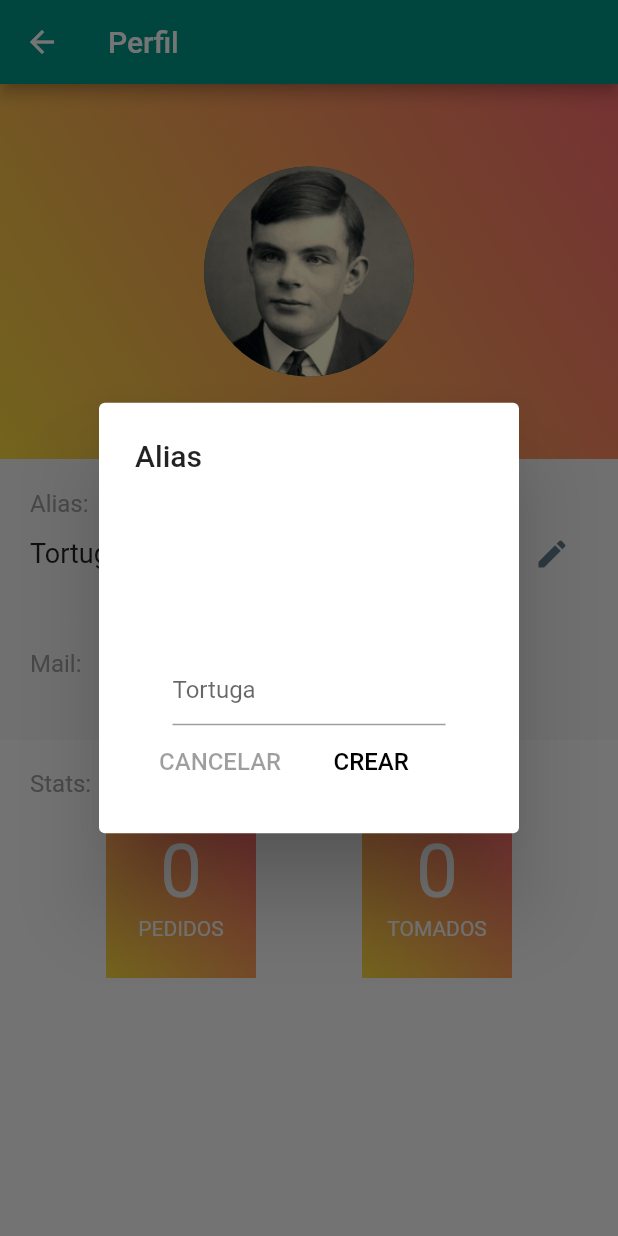
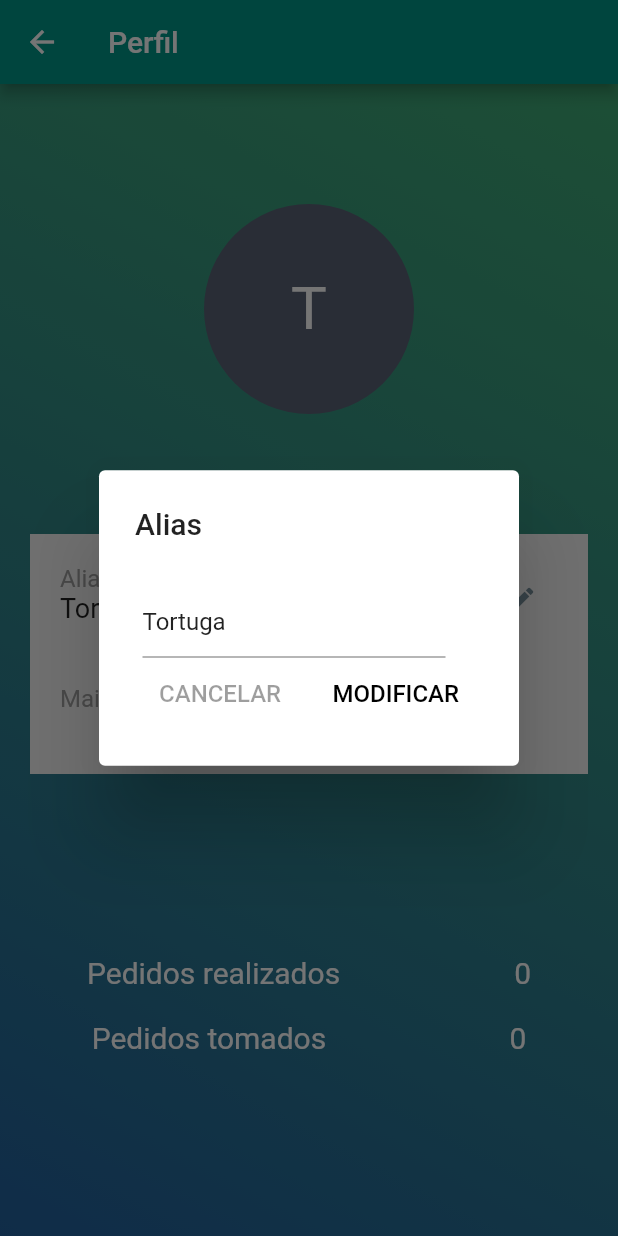
Before and after one commit to Florencia-97/Flutter-Dart-App, a Flutter app: the MyProfile screen opened directly with empty values, after a tap on the "edit" icon, on a phone screen of 412 x 824 dp. Run offline on Flutter 3.47's test engine with Material 2 defaults, Android fonts, the phone set to English and light mode, and no system bars; our stand-ins replace firebase_auth, firebase_database, firebase_messaging, flutter_local_notifications, flutter_spinkit; missing offline and left inert: dart:ffi; accounts and stored records are empty.

Commit message:
Final style and fixes in profile page

```diff
--- a/wafi/lib/pages/profile_page.dart
+++ b/wafi/lib/pages/profile_page.dart
@@ -43,17 +43,18 @@ class _MyProfileState extends State<MyProfile> {
 
   Widget _headerBuilder(){
     return Container(
-      height: 250,
-      decoration: _decorationBox(),
-      //color: Color(0xFFCA4F4C),
+      height: 300,
       child: SizedBox.expand(
         child: Column(
           mainAxisAlignment: MainAxisAlignment.center,
           children: <Widget>[
             CircleAvatar(
-              backgroundImage: AssetImage('assets/turing_profile_ej.jpg'),
+              //backgroundImage: AssetImage('assets/turing_profile_ej.jpg'),
               radius: 70.0,
-              //backgroundColor: Colors.red[200],
+              backgroundColor: Color(0xFF596275),
+              child: Text(_username != "" ? _username.substring(0,1).toUpperCase() : "",
+                style: TextStyle(fontSize: 40.0, color: Colors.white)
+              ),
             ),
           ],
         ),
@@ -65,29 +66,33 @@ class _MyProfileState extends State<MyProfile> {
     return Container(
       color: Colors.grey[100],
       padding: EdgeInsets.all(20),
-      child: Column(
+      child: Row(
+        mainAxisAlignment: MainAxisAlignment.spaceBetween,
+        children: <Widget>[
+          Column(
+            mainAxisAlignment: MainAxisAlignment.start,
             crossAxisAlignment: CrossAxisAlignment.start,
             children: <Widget>[
-          Text('$title: ',
+              Text('$title:',
                 textAlign: TextAlign.start,
                 style: TextStyle(fontSize: 16, color: Colors.grey[500]),
               ),
-          Row(
-            mainAxisAlignment: MainAxisAlignment.spaceBetween,
-            children: <Widget>[
               Text(text,
                 style: TextStyle(fontSize: 18),
               ),
+            ],
+          ),
           if (editable) Container(
-                alignment: Alignment.centerRight,
+            alignment: Alignment.topCenter,
+            height: 30,
             child: IconButton(
+              alignment: Alignment.topCenter,
               icon: Icon(Icons.edit,
-                    color: Colors.blueGrey,
+                color: Colors.blueGrey[400],
               ),
+              iconSize: 20,
               onPressed: () => _editAlias(),
             ),
-          ),
-            ],
           ),
         ],
       )
@@ -112,10 +117,13 @@ class _MyProfileState extends State<MyProfile> {
       key: _formKey,
       child: Column(
         mainAxisSize: MainAxisSize.min,
+        mainAxisAlignment: MainAxisAlignment.start,
         crossAxisAlignment: CrossAxisAlignment.start,
         children: <Widget>[
           _usernameInputArea(),
           Row(
+            crossAxisAlignment: CrossAxisAlignment.start,
+            mainAxisAlignment: MainAxisAlignment.spaceBetween,
             children: <Widget>[
               FlatButton(
                 child: Text('CANCELAR',
@@ -124,7 +132,7 @@ class _MyProfileState extends State<MyProfile> {
                 onPressed: () => Navigator.pop(context),
               ),
               FlatButton(
-                child: Text('CREAR',
+                child: Text('MODIFICAR',
                     style: TextStyle(
                       fontSize: 16.0, color: Colors.black)),
                 onPressed: _updateUsername,
@@ -138,12 +146,11 @@ class _MyProfileState extends State<MyProfile> {
 
   Container _usernameInputArea(){
     return Container(
-          padding: const EdgeInsets.fromLTRB(25.0, 100.0, 25.0, 0.0),
+      alignment: Alignment.bottomLeft,
+      padding: const EdgeInsets.fromLTRB(5.0, 10.0, 25.0, 0.0),
       child: TextFormField(
+        controller: TextEditingController(text: _username),
         autofocus: false,
-            decoration: InputDecoration(
-              hintText: _username,
-            ),
         onSaved: (value) => _usernameInput = value.trim(),
       ),
     );
@@ -163,11 +170,14 @@ class _MyProfileState extends State<MyProfile> {
   }
 
   Widget _infoBuilder(){
-    return Column(
+    return Container(
+      padding: EdgeInsets.only(left: 10, right: 10),
+      child: Column(
         children: <Widget>[
           _field('Alias', _username, true),
           _field('Mail', _userEmail, false),
         ],
+      ),
     );
   }
 
@@ -178,31 +188,20 @@ class _MyProfileState extends State<MyProfile> {
           begin: Alignment.topRight,
           end: Alignment.bottomLeft,
           colors: [
-            Color(0xd1ff4e50),
-            Color(0xddf9d423),
+            Color(0xd1159957),
+            Color(0xf1155799),
           ],
       ),
     );
   }
 
   Widget _boxStatsContainer(String text, String n){
-    return Container(
-      decoration: _decorationBox(),
-      alignment: Alignment.center,
-      height: 100,
-      width: 100,
-      child: SizedBox.expand(
-        child: Column(
+    return Row(
+      mainAxisAlignment: MainAxisAlignment.spaceAround,
       children: <Widget>[
-            Text('$n',
-              style: TextStyle(fontSize: 50, color: Colors.white),
-            ),
-            Text(text.toUpperCase(),
-              style: TextStyle(fontSize: 14 ,color: Colors.white),
-            ),
+        Text(text, style: TextStyle(color: Colors.white, fontSize: 20),),
+        Text(n, style: TextStyle(color: Colors.white, fontSize: 20),)
       ],
-        ),
-      ),
     );
   }
 
@@ -246,45 +245,40 @@ class _MyProfileState extends State<MyProfile> {
 
 
   Widget _statsBuilder(){
-    return Column(
+    return Expanded(child: Container(
+      alignment: Alignment.centerLeft,
+      child: Column(
         crossAxisAlignment: CrossAxisAlignment.start,
+        mainAxisAlignment: MainAxisAlignment.center,
+        mainAxisSize: MainAxisSize.min,
         children: <Widget>[
-        Container(
-          padding: EdgeInsets.all(20),
-          child: Text('Stats:',
-            style: TextStyle(fontSize: 16, color: Colors.grey[500]),
-          ),
-        ),
-        Container(
-          //height: 160,// remove hard code
-          alignment: Alignment.center,
-          child: Row(
-          mainAxisAlignment: MainAxisAlignment.spaceEvenly,
-          children: <Widget>[
-            _boxStats('Pedidos', _getResolvedOrders), //Change name!
-            _boxStats('Tomados', _getOrdersTaken), //Change name!
+          _boxStats('Pedidos realizados', _getResolvedOrders),
+          SizedBox(height: 20),
+          _boxStats('Pedidos tomados', _getOrdersTaken), //Change name!
         ],
       ),
-        )
-      ],
-    );
+    ));
   }
 
   Widget _body(){
-    return Column(
+    return Container(
+      decoration: _decorationBox(),
+      child: Column(
       children: <Widget>[
         _headerBuilder(),
-        _infoBuilder(),
+        Container(child: _infoBuilder(), padding: EdgeInsets.only(right: 10, left: 10)),
         _statsBuilder(),
       ],
+    ),
     );
   }
 
   @override
   Widget build(BuildContext context){
     return Scaffold(
+        resizeToAvoidBottomPadding: false, //fixes overflowing issues
         appBar: BarWafi('Perfil'),
-        body: _body(), // Make it expanded?
+        body: _body(),
     );
   }
 }
```
Lines whose indentation alone changed are shown as unchanged.
